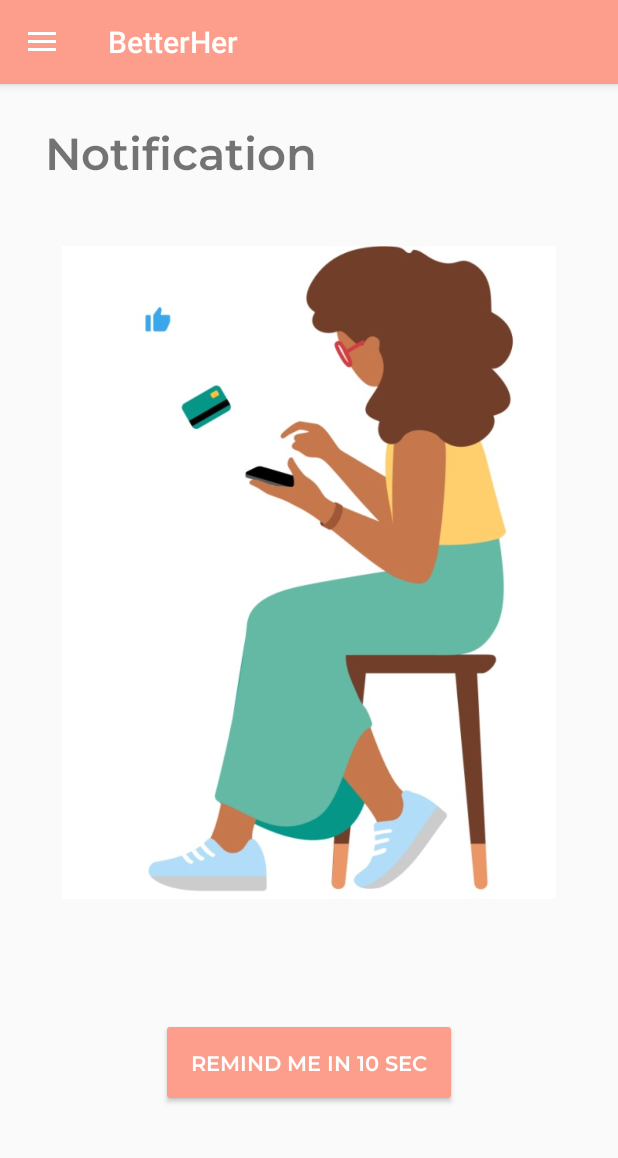
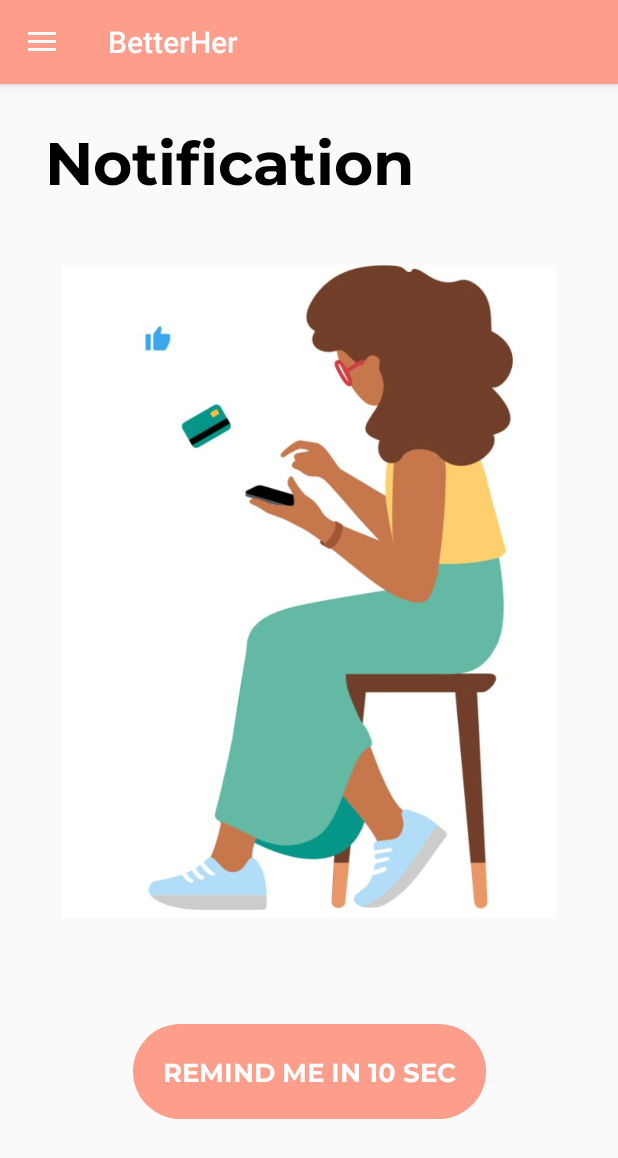
Before and after one commit to fyiernzy/UM_WIA2007_Assignment, an Android app: the fragment NotificationFragment placed in its activity, on a phone screen of 412 x 824 dp. Shown: the top 1158 px of the screen. Run offline under Robolectric (Android 15) with nearby library versions, the phone set to English and light mode, and no system bars; our stand-ins replace Firebase (no records; nobody signed in at launch, a user with empty details on screens opened directly); pictures from the network do not load; Roboto replaces fonts that are not available here.

Commit message:
Standardise UI

```diff
--- a/BetterHer2/app/src/main/res/layout/activity_forgot_pass.xml
+++ b/BetterHer2/app/src/main/res/layout/activity_forgot_pass.xml
@@ -88,7 +88,7 @@
             android:layout_height="60dp"
             android:layout_marginTop="-63.5dp"
             android:backgroundTint="@color/orange"
-            android:fontFamily="@font/inter_semibold"
+            android:fontFamily="@font/montserrat_bold"
             android:text="Send Link"
             android:textSize="16sp"
             app:cornerRadius="14dp" />
--- a/BetterHer2/app/src/main/res/layout/activity_login.xml
+++ b/BetterHer2/app/src/main/res/layout/activity_login.xml
@@ -131,7 +131,7 @@
             android:layout_height="60dp"
             android:layout_marginTop="-63.5dp"
             app:backgroundTint="@color/orange"
-            android:fontFamily="@font/montserrat_semibold"
+            android:fontFamily="@font/montserrat_bold"
             android:text="Log In"
             android:textColor="@color/white"
             android:textSize="16sp"
--- a/BetterHer2/app/src/main/res/layout/activity_sign_up.xml
+++ b/BetterHer2/app/src/main/res/layout/activity_sign_up.xml
@@ -198,7 +198,7 @@
             android:layout_height="60dp"
             android:layout_marginTop="-63dp"
             app:backgroundTint="@color/orange"
-            android:fontFamily="@font/inter_semibold"
+            android:fontFamily="@font/montserrat_bold"
             android:text="Sign Up"
             android:textSize="16sp"
             app:cornerRadius="14dp" />
--- a/BetterHer2/app/src/main/res/layout/activity_welcome.xml
+++ b/BetterHer2/app/src/main/res/layout/activity_welcome.xml
@@ -47,7 +47,7 @@
         android:layout_marginBottom="8dp"
         android:background="@drawable/rounded_corner"
         app:backgroundTint="@color/orange"
-        android:fontFamily="@font/inter_semibold"
+        android:fontFamily="@font/montserrat_bold"
         android:text="Log In"
         style="@style/PinkButton"
         android:textColor="@color/white"
@@ -63,7 +63,7 @@
         android:textColor="@color/black"
         android:background="@drawable/rounded_corner"
         app:backgroundTint="#FFEAB2"
-        android:fontFamily="@font/inter_semibold"
+        android:fontFamily="@font/montserrat_bold"
         android:layout_marginTop="20dp"
         android:layout_gravity="center"/>
 
--- a/BetterHer2/app/src/main/res/layout/fragment_get_support_intro.xml
+++ b/BetterHer2/app/src/main/res/layout/fragment_get_support_intro.xml
@@ -10,12 +10,14 @@
         android:id="@+id/tv_get_support"
         android:layout_width="match_parent"
         android:layout_height="wrap_content"
+        android:layout_marginTop="24dp"
         android:layout_marginStart="40dp"
         android:layout_marginEnd="40dp"
         android:fontFamily="@font/montserrat_bold"
         android:text="Get Support"
         android:textAlignment="textStart"
         android:textSize="40dp"
+        android:textColor="@color/black"
         app:layout_constraintEnd_toEndOf="parent"
         app:layout_constraintStart_toStartOf="parent"
         app:layout_constraintTop_toTopOf="parent" />
@@ -40,6 +42,7 @@
         android:fontFamily="@font/montserrat_semi_bold"
         android:text="Feeling overwhelmed?"
         android:textSize="23sp"
+        android:textColor="@color/black"
         app:layout_constraintEnd_toEndOf="parent"
         app:layout_constraintStart_toStartOf="parent"
         app:layout_constraintTop_toBottomOf="@id/iv_get_support" />
@@ -54,6 +57,7 @@
         android:fontFamily="@font/montserrat_regular"
         android:text="Remember, \nyou are never alone."
         android:textSize="17sp"
+        android:textColor="@color/black"
         app:layout_constraintEnd_toEndOf="parent"
         app:layout_constraintStart_toStartOf="parent"
         app:layout_constraintTop_toBottomOf="@id/tv_get_support_intro_subheading" />
@@ -74,6 +78,7 @@
         android:text="Get Support"
         android:textColor="@color/peach"
         android:textSize="22dp"
+        android:stateListAnimator="@null"
         app:layout_constraintBottom_toBottomOf="parent"
         app:layout_constraintEnd_toEndOf="parent"
         app:layout_constraintTop_toBottomOf="@id/tv_get_support_intro_text" />
--- a/BetterHer2/app/src/main/res/layout/fragment_notification.xml
+++ b/BetterHer2/app/src/main/res/layout/fragment_notification.xml
@@ -9,10 +9,11 @@
         android:layout_width="wrap_content"
         android:layout_height="wrap_content"
         android:layout_marginStart="30dp"
-        android:layout_marginTop="25dp"
-        android:fontFamily="@font/montserrat_semi_bold"
+        android:layout_marginTop="24dp"
+        android:fontFamily="@font/montserrat_bold"
+        android:textColor="@color/black"
         android:text="Notification"
-        android:textSize="30dp"
+        android:textSize="40dp"
         app:layout_constraintStart_toStartOf="parent"
         app:layout_constraintTop_toTopOf="parent" />
 
@@ -36,10 +37,12 @@
         android:layout_marginEnd="8dp"
         android:layout_marginBottom="20dp"
         android:backgroundTint="@color/pink"
-        android:fontFamily="@font/montserrat_semi_bold"
+        android:fontFamily="@font/montserrat_bold"
         android:padding="20dp"
         android:text="Remind Me in 10 Sec"
         android:textColor="@color/white"
+        android:background="@drawable/rounded_corner"
+        android:textSize="17sp"
         app:layout_constraintBottom_toBottomOf="parent"
         app:layout_constraintEnd_toEndOf="parent"
         app:layout_constraintStart_toStartOf="parent"
--- a/BetterHer2/app/src/main/res/layout/fragment_quiz_home.xml
+++ b/BetterHer2/app/src/main/res/layout/fragment_quiz_home.xml
@@ -12,7 +12,7 @@
         android:layout_height="109dp"
         android:layout_alignParentLeft="true"
         android:layout_alignParentTop="true"
-        android:layout_marginTop="40dp"
+        android:layout_marginTop="24dp"
         android:fontFamily="@font/montserrat_bold"
         android:gravity="center_horizontal|top"
         android:text="TEST AND QUIZZES"
--- a/BetterHer2/app/src/main/res/layout/fragment_report.xml
+++ b/BetterHer2/app/src/main/res/layout/fragment_report.xml
@@ -20,12 +20,14 @@
                 android:id="@+id/tv_report_inequality"
                 android:layout_width="match_parent"
                 android:layout_height="wrap_content"
+                android:layout_marginTop="24dp"
                 android:layout_marginStart="40dp"
                 android:layout_marginEnd="40dp"
                 android:fontFamily="@font/montserrat_bold"
                 android:text="Report Inequality"
                 android:textAlignment="textStart"
                 android:textSize="40dp"
+                android:textColor="@color/black"
                 app:layout_constraintEnd_toEndOf="parent"
                 app:layout_constraintStart_toStartOf="parent"
                 app:layout_constraintTop_toTopOf="parent" />
@@ -352,6 +354,7 @@
                 android:text="Submit Report"
                 android:textColor="@color/peach"
                 android:textSize="22dp"
+                android:stateListAnimator="@null"
                 app:layout_constraintBottom_toBottomOf="parent"
                 app:layout_constraintEnd_toEndOf="parent"
                 app:layout_constraintTop_toBottomOf="@id/ll_evidence" />
--- a/BetterHer2/app/src/main/res/layout/fragment_report_intro.xml
+++ b/BetterHer2/app/src/main/res/layout/fragment_report_intro.xml
@@ -10,12 +10,14 @@
         android:id="@+id/tv_report_inequality"
         android:layout_width="match_parent"
         android:layout_height="wrap_content"
+        android:layout_marginTop="24dp"
         android:layout_marginStart="40dp"
         android:layout_marginEnd="40dp"
         android:fontFamily="@font/montserrat_bold"
         android:text="Report Inequality"
         android:textAlignment="textStart"
         android:textSize="40dp"
+        android:textColor="@color/black"
         app:layout_constraintEnd_toEndOf="parent"
         app:layout_constraintStart_toStartOf="parent"
         app:layout_constraintTop_toTopOf="parent" />
@@ -40,6 +42,7 @@
         android:fontFamily="@font/montserrat_semi_bold"
         android:text="Break the silence."
         android:textSize="23sp"
+        android:textColor="@color/black"
         app:layout_constraintEnd_toEndOf="parent"
         app:layout_constraintStart_toStartOf="parent"
         app:layout_constraintTop_toBottomOf="@id/iv_report_intro" />
@@ -54,6 +57,7 @@
         android:fontFamily="@font/montserrat_regular"
         android:text="Every report is a step towards a more equitable world"
         android:textSize="17sp"
+        android:textColor="@color/black"
         app:layout_constraintEnd_toEndOf="parent"
         app:layout_constraintStart_toStartOf="parent"
         app:layout_constraintTop_toBottomOf="@id/tv_report_intro_subheading" />
@@ -75,6 +79,7 @@
         android:text="Report Now"
         android:textColor="@color/peach"
         android:textSize="22dp"
+        android:stateListAnimator="@null"
         app:layout_constraintBottom_toBottomOf="parent"
         app:layout_constraintEnd_toEndOf="parent"
         app:layout_constraintTop_toBottomOf="@id/tv_report_intro_text" />
--- a/BetterHer2/app/src/main/res/layout/fragment_report_t_q.xml
+++ b/BetterHer2/app/src/main/res/layout/fragment_report_t_q.xml
@@ -10,10 +10,12 @@
         android:id="@+id/tv_report_inequality"
         android:layout_width="match_parent"
         android:layout_height="wrap_content"
+        android:layout_marginTop="24dp"
         android:layout_marginStart="40dp"
         android:layout_marginEnd="40dp"
         android:fontFamily="@font/montserrat_bold"
         android:text="Thank you\nfor reporting"
+        android:textColor="@color/black"
         android:textAlignment="textStart"
         android:textSize="40dp"
         app:layout_constraintEnd_toEndOf="parent"
@@ -53,6 +55,7 @@
         android:fontFamily="@font/montserrat_semi_bold"
         android:text="Your voice matters\nin creating a safer world."
         android:textSize="23sp"
+        android:textColor="@color/black"
         app:layout_constraintEnd_toEndOf="parent"
         app:layout_constraintStart_toStartOf="parent"
         app:layout_constraintTop_toBottomOf="@id/tv_report_tq_case_id" />
@@ -67,6 +70,7 @@
         android:fontFamily="@font/montserrat_regular"
         android:text="Our team will review your report and take appropriate action."
         android:textSize="17sp"
+        android:textColor="@color/black"
         app:layout_constraintEnd_toEndOf="parent"
         app:layout_constraintStart_toStartOf="parent"
         app:layout_constraintTop_toBottomOf="@id/tv_report_tq_subheading" />
@@ -87,6 +91,7 @@
         android:text="Track Cases"
         android:textColor="@color/peach"
         android:textSize="22dp"
+        android:stateListAnimator="@null"
         app:layout_constraintBottom_toBottomOf="parent"
         app:layout_constraintEnd_toEndOf="parent"
         app:layout_constraintTop_toBottomOf="@id/tv_report_tq_text" />
--- a/BetterHer2/app/src/main/res/layout/fragment_urgent_help.xml
+++ b/BetterHer2/app/src/main/res/layout/fragment_urgent_help.xml
@@ -10,10 +10,12 @@
         android:id="@+id/tv_urgent_help"
         android:layout_width="wrap_content"
         android:layout_height="wrap_content"
+        android:layout_marginTop="24dp"
         android:layout_marginStart="40dp"
         android:fontFamily="@font/montserrat_bold"
         android:text="Urgent Help"
         android:textSize="40dp"
+        android:textColor="@color/black"
         app:layout_constraintStart_toStartOf="parent"
         app:layout_constraintTop_toTopOf="parent" />
 
@@ -37,6 +39,7 @@
         android:fontFamily="@font/montserrat_semi_bold"
         android:text="Are you currently in an emergency?"
         android:textSize="23sp"
+        android:textColor="@color/black"
         app:layout_constraintEnd_toEndOf="parent"
         app:layout_constraintStart_toStartOf="parent"
         app:layout_constraintTop_toBottomOf="@id/iv_urgent_help" />
@@ -50,6 +53,7 @@
         android:fontFamily="@font/montserrat_regular"
         android:text="Stay calm. Call now."
         android:textSize="17sp"
+        android:textColor="@color/black"
         app:layout_constraintStart_toStartOf="parent"
         app:layout_constraintTop_toBottomOf="@id/tv_urgent_help_subheading" />
 
@@ -64,6 +68,7 @@
         android:fontFamily="@font/montserrat_extra_bold"
         android:text="CALL 999"
         android:textSize="17sp"
+        android:textColor="@color/white"
         app:layout_constraintBottom_toBottomOf="parent"
         app:layout_constraintEnd_toEndOf="parent"
         app:layout_constraintStart_toStartOf="parent"
--- a/BetterHer2/app/src/main/res/layout/header_combined.xml
+++ b/BetterHer2/app/src/main/res/layout/header_combined.xml
@@ -13,6 +13,7 @@
         android:layout_height="wrap_content"
         android:layout_marginTop="20dp"
         android:text="@string/info_hub_name"
+        android:textColor="@color/black"
         android:fontFamily="@font/montserrat_extra_bold"
         android:textFontWeight="800"
         android:textSize="40sp" />
--- a/BetterHer2/app/src/main/res/layout/layout_header_get_support.xml
+++ b/BetterHer2/app/src/main/res/layout/layout_header_get_support.xml
@@ -8,12 +8,14 @@
         android:id="@+id/tv_get_support"
         android:layout_width="match_parent"
         android:layout_height="wrap_content"
+        android:layout_marginTop="24dp"
         android:layout_marginStart="40dp"
         android:layout_marginEnd="40dp"
         android:fontFamily="@font/montserrat_bold"
         android:text="Get Support"
         android:textAlignment="textStart"
         android:textSize="40dp"
+        android:textColor="@color/black"
         app:layout_constraintEnd_toEndOf="parent"
         app:layout_constraintStart_toStartOf="parent"
         app:layout_constraintTop_toTopOf="parent" />
@@ -28,6 +30,7 @@
         android:fontFamily="@font/montserrat_regular"
         android:text="Help is just a call away."
         android:textSize="17sp"
+        android:textColor="@color/black"
         app:layout_constraintEnd_toEndOf="parent"
         app:layout_constraintStart_toStartOf="parent"
         app:layout_constraintTop_toBottomOf="@id/tv_get_support" />
```
Also changed, not shown: BetterHer2/app/src/main/res/layout/fragment_forum.xml (+6 -4 lines), BetterHer2/app/src/main/res/layout/fragment_safety_home.xml (+9 -1 lines).
